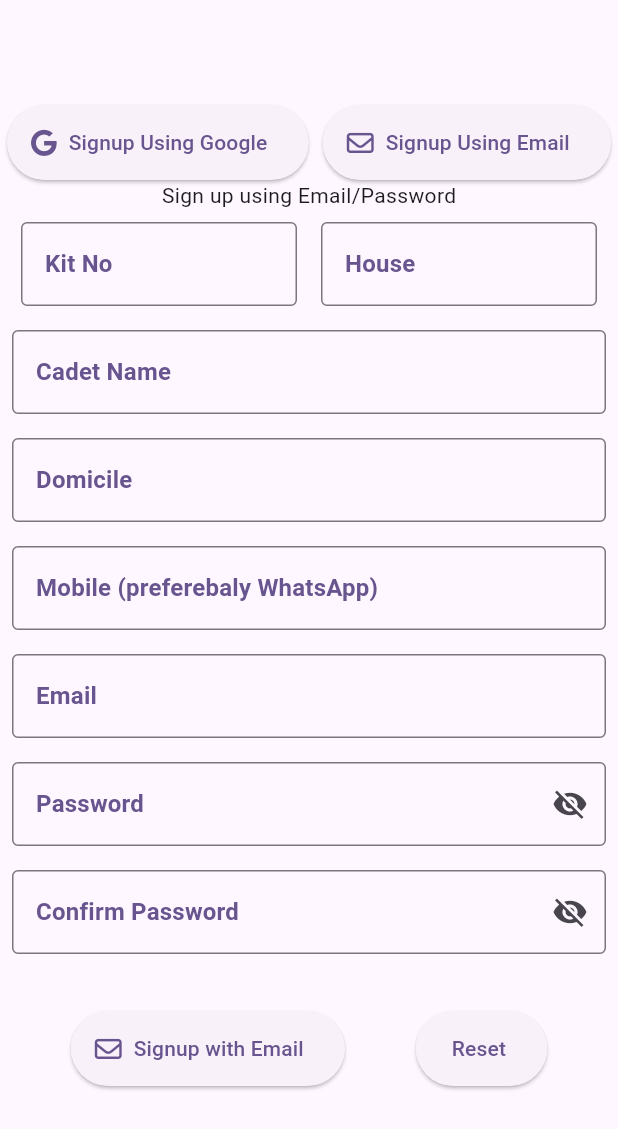
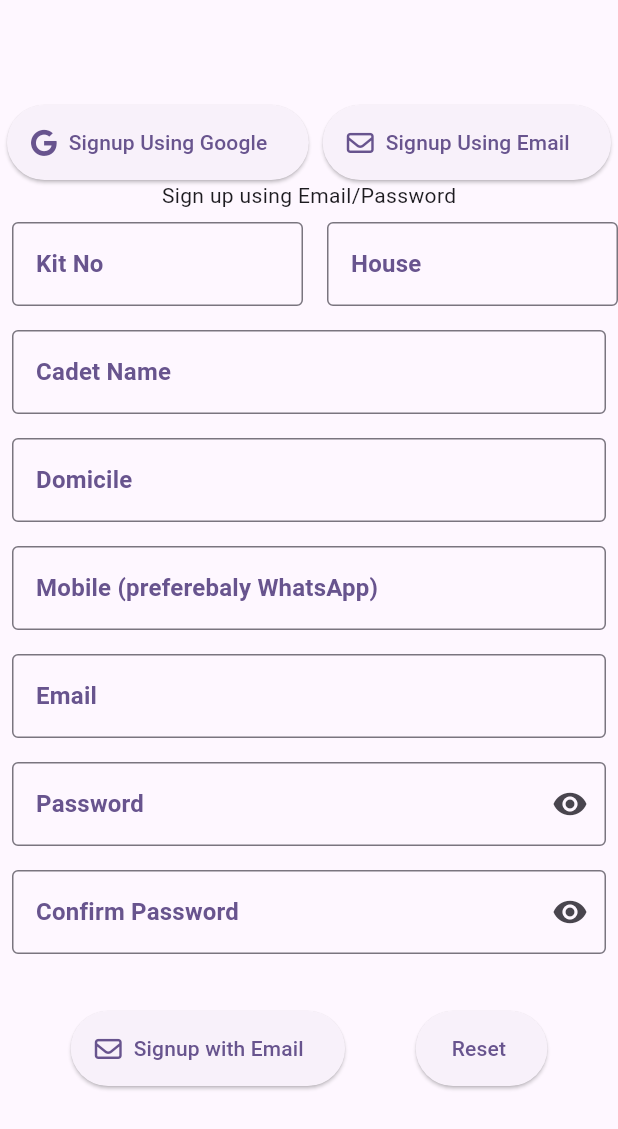
Before and after one commit to IHKodifier/KohatianFoundation, a Flutter app: the SignupForm widget shown alone on an empty page, opened directly, after a tap on "Signup Using Google", after a tap on "Signup Using Email", on a phone screen of 412 x 824 dp. Shown: the top 1129 px of the screen. Run offline on Flutter 3.47's test engine with Material 3 defaults, Android fonts, the phone set to English and light mode, and no system bars; our stand-ins replace cloud_firestore, email_validator, equatable, firebase_auth, firebase_core, flutter_riverpod and 2 more; accounts and stored records are empty.

Commit message:
Signup UI  with Form Validation compleed . functionality pending

```diff
--- a/lib/pages/sign_up_center.dart
+++ b/lib/pages/sign_up_center.dart
@@ -31,6 +31,7 @@ class _SignUpCenterState extends ConsumerState<SignupCenter> {
           SliverToBoxAdapter(
             child: Container(
               height: 920,
+              child: SingleChildScrollView(
                 child: Column(
                   mainAxisAlignment: MainAxisAlignment.spaceAround,
                   children: [
@@ -96,6 +97,7 @@ class _SignUpCenterState extends ConsumerState<SignupCenter> {
                 ),
               ),
             ),
+          ),
           const SliverToBoxAdapter(
             child: SiteFooter(),
           )
--- a/lib/widgets/signup_form.dart
+++ b/lib/widgets/signup_form.dart
@@ -65,11 +65,11 @@ class _SignupFormState extends ConsumerState<SignupForm> {
               Row(
                 mainAxisAlignment: MainAxisAlignment.center,
                 children: [
-                    Spacer(),
+                  Spacer(),
                   //Kit No Form Field
                   SizedBox(
                     // width: constraints.maxWidth / 2,
-                    width: 200,
+                    width: 210,
                     child: Padding(
                       padding: const EdgeInsets.all(8.0),
                       child: TextFormField(
@@ -105,7 +105,7 @@ class _SignupFormState extends ConsumerState<SignupForm> {
                   //House FormField
                   SizedBox(
                     // width: constraints.maxWidth / 2,
-                    width: 200,
+                    width: 210,
                     child: Padding(
                       padding: const EdgeInsets.all(8.0),
                       child: TextFormField(
@@ -148,7 +148,7 @@ class _SignupFormState extends ConsumerState<SignupForm> {
                       ),
                     ),
                   ),
-                   Spacer(),
+                  Spacer(),
                 ],
               ),
               // Name FormField
@@ -327,7 +327,7 @@ class _SignupFormState extends ConsumerState<SignupForm> {
               label: const Text('Password'),
               suffixIcon: IconButton(
                 icon: Icon(
-                    passwordIsHidden ? Icons.visibility_off : Icons.visibility),
+                    passwordIsHidden ? Icons.visibility : Icons.visibility_off),
                 onPressed: () {
                   setState(() {
                     passwordIsHidden = !passwordIsHidden;
@@ -362,7 +362,7 @@ class _SignupFormState extends ConsumerState<SignupForm> {
                 ),
             suffixIcon: IconButton(
               icon: Icon(
-                  passwordIsHidden ? Icons.visibility_off : Icons.visibility),
+                  passwordIsHidden ? Icons.visibility : Icons.visibility_off),
               onPressed: () {
                 setState(() {
                   passwordIsHidden = !passwordIsHidden;
@@ -430,6 +430,7 @@ class _SignupFormState extends ConsumerState<SignupForm> {
           // color: Colors.red,
         ),
         onPressed: () async {
+          //TODO  add autho code here
           if (cadetFormKey.currentState!.validate()) {
             if (kDebugMode) {
               print('cadet Form is valid');
@@ -480,7 +481,7 @@ class _SignupFormState extends ConsumerState<SignupForm> {
             // Get email and password
             final emailValue = email.text.trim();
             final passwordValue = password.text.trim();
-
+//TODO write code for this
             try {
               // Create user with email and password
               final userCredential =
```
Lines whose indentation alone changed are shown as unchanged.
